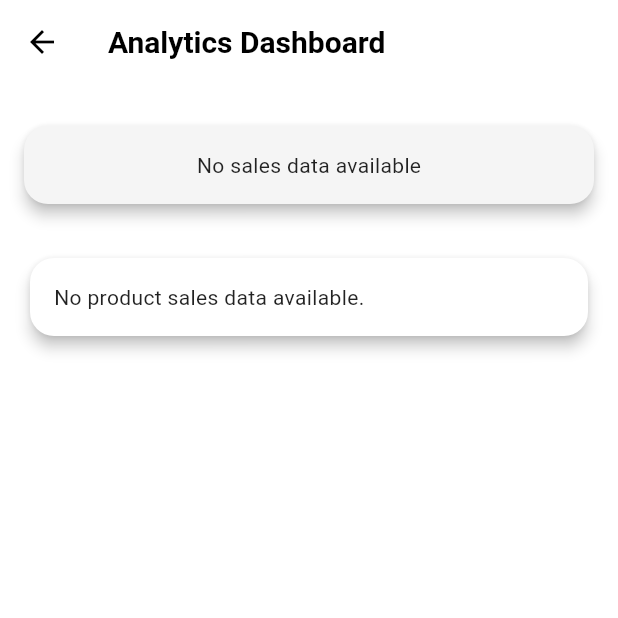
After one commit to YuvanPrashanthG/smart_retail_erp, a Flutter app: the AnalyticsDashboardPage screen opened directly, on a phone screen of 412 x 824 dp, the top half of it. The commit adds this screen. Run offline on Flutter 3.47's test engine with Material 3 defaults, Android fonts, the phone set to English and light mode, and no system bars; our stand-ins replace fl_chart, flutter_riverpod, supabase_flutter; accounts and stored records are empty.

Commit message:
Included Analytics page

```diff
--- /dev/null
+++ b/lib/features/analytics/analytics_providers.dart
@@ -0,0 +1,37 @@
+import 'package:flutter_riverpod/flutter_riverpod.dart';
+import 'package:supabase_flutter/supabase_flutter.dart';
+
+import 'controller/analytics_controller.dart';
+import 'model/analytics_models.dart';
+
+// Provide an instance of the controller
+final analyticsControllerProvider = Provider((ref) => AnalyticsController());
+
+// Provider for Sales Over Time
+final salesOverTimeProvider = FutureProvider<List<SalesDataPoint>>((ref) async {
+  final supabase = Supabase.instance.client;
+  final response = await supabase
+      .from('bills')
+      .select('date, total')
+      .order('date', ascending: true);
+
+  return (response as List).map((entry) {
+    return SalesDataPoint(
+      date: DateTime.parse(entry['date']),
+      amount: (entry['total'] as num).toDouble(),
+    );
+  }).toList();
+});
+
+// ✅ Provider for Top Products
+final topProductsProvider = FutureProvider<List<TopProductAnalytics>>((ref) async {
+  final controller = ref.read(analyticsControllerProvider);
+  return controller.getTopProducts();
+});
+
+
+// Provider for Stock Levels
+final stockLevelsProvider = FutureProvider<List<StockLevelData>>((ref) async {
+  final controller = ref.read(analyticsControllerProvider);
+  return controller.getStockLevels();
+});
--- /dev/null
+++ b/lib/features/analytics/views/analytics_dashboard_page.dart
@@ -0,0 +1,26 @@
+import 'package:flutter/material.dart';
+import 'package:flutter_riverpod/flutter_riverpod.dart';
+import '../widgets/sales_over_time_chart.dart';
+import '../widgets/top_products_chart.dart';
+
+class AnalyticsDashboardPage extends ConsumerWidget {
+  const AnalyticsDashboardPage({super.key});
+
+  @override
+  Widget build(BuildContext context, WidgetRef ref) {
+    return Scaffold(
+      appBar: AppBar(title: const Text('Analytics Dashboard')),
+      body: Padding(
+        padding: const EdgeInsets.all(16.0),
+        child: ListView(
+          children: const [
+            SalesOverTimeChart(),
+            SizedBox(height: 20),
+            TopProductsChart(),
+            SizedBox(height: 20),
+          ],
+        ),
+      ),
+    );
+  }
+}
--- /dev/null
+++ b/lib/features/analytics/widgets/sales_over_time_chart.dart
@@ -0,0 +1,168 @@
+import 'package:fl_chart/fl_chart.dart';
+import 'package:flutter/material.dart';
+import 'package:flutter_riverpod/flutter_riverpod.dart';
+import 'package:intl/intl.dart';
+import 'package:smart_retail_erp/features/analytics/analytics_providers.dart';
+
+class SalesOverTimeChart extends ConsumerWidget {
+  const SalesOverTimeChart({super.key});
+
+  // Format currency (e.g., ₹10K, ₹2.5M)
+  String formatCurrency(double value) {
+    if (value >= 1000000) {
+      return '₹${(value / 1000000).toStringAsFixed(1)}M';
+    } else if (value >= 1000) {
+      return '₹${(value / 1000).toStringAsFixed(1)}K';
+    } else {
+      return '₹${value.toStringAsFixed(0)}';
+    }
+  }
+
+  // Dynamic interval for left axis
+  double calculateInterval(List data) {
+    final maxVal = data.map((e) => e.amount).reduce((a, b) => a > b ? a : b);
+    if (maxVal > 1000000) return 200000;
+    if (maxVal > 100000) return 50000;
+    if (maxVal > 10000) return 10000;
+    if (maxVal > 1000) return 2000;
+    return 500;
+  }
+
+  @override
+  Widget build(BuildContext context, WidgetRef ref) {
+    final salesDataAsync = ref.watch(salesOverTimeProvider);
+    final theme = Theme.of(context);
+
+    return Card(
+      elevation: 4,
+      margin: const EdgeInsets.symmetric(vertical: 12),
+      shape: RoundedRectangleBorder(borderRadius: BorderRadius.circular(16)),
+      child: Padding(
+        padding: const EdgeInsets.all(16.0),
+        child: salesDataAsync.when(
+          data: (data) {
+            if (data.isEmpty) {
+              return const Center(child: Text("No sales data available"));
+            }
+
+            final spots = List.generate(
+              data.length,
+              (i) => FlSpot(i.toDouble(), data[i].amount),
+            );
+
+            final dateLabels = data.map((e) => DateFormat('MM/dd').format(e.date)).toList();
+            final maxY = data.map((e) => e.amount).reduce((a, b) => a > b ? a : b);
+
+            return Column(
+              crossAxisAlignment: CrossAxisAlignment.start,
+              children: [
+                Row(
+                  children: const [
+                    Icon(Icons.show_chart, color: Colors.red),
+                    SizedBox(width: 8),
+                    Text("Sales Over Time", style: TextStyle(fontSize: 16, fontWeight: FontWeight.bold)),
+                  ],
+                ),
+                const SizedBox(height: 6),
+                Text(
+                  "This chart shows how total sales have changed over time.",
+                  style: TextStyle(color: Colors.grey[700]),
+                ),
+                const SizedBox(height: 16),
+                SizedBox(
+                  height: 250,
+                  child: LineChart(
+                    LineChartData(
+                      lineTouchData: LineTouchData(
+                        enabled: true,
+                        touchTooltipData: LineTouchTooltipData(
+                          tooltipBgColor: Colors.black87,
+                          tooltipRoundedRadius: 8,
+                          getTooltipItems: (touchedSpots) {
+                            return touchedSpots.map((spot) {
+                              final index = spot.x.toInt();
+                              final date = dateLabels[index];
+                              final amount = formatCurrency(spot.y);
+                              return LineTooltipItem(
+                                "$date\n$amount",
+                                const TextStyle(color: Colors.white),
+                              );
+                            }).toList();
+                          },
+                        ),
+                      ),
+                      titlesData: FlTitlesData(
+                        bottomTitles: AxisTitles(
+                          sideTitles: SideTitles(
+                            showTitles: true,
+                            interval: 1,
+                            getTitlesWidget: (value, _) {
+                              final index = value.toInt();
+                              if (index >= dateLabels.length) return const SizedBox();
+                              return Padding(
+                                padding: const EdgeInsets.only(top: 8.0),
+                                child: Text(
+                                  dateLabels[index],
+                                  style: const TextStyle(fontSize: 10),
+                                ),
+                              );
+                            },
+                          ),
+                        ),
+                        leftTitles: AxisTitles(
+                          sideTitles: SideTitles(
+                            showTitles: true,
+                            interval: calculateInterval(data),
+                            reservedSize: 48,
+                            getTitlesWidget: (value, _) {
+                              return Padding(
+                                padding: const EdgeInsets.only(left: 4),
+                                child: Text(
+                                  formatCurrency(value),
+                                  style: const TextStyle(fontSize: 10),
+                                ),
+                              );
+                            },
+                          ),
+                        ),
+                        rightTitles: AxisTitles(sideTitles: SideTitles(showTitles: false)),
+                        topTitles: AxisTitles(sideTitles: SideTitles(showTitles: false)),
+                      ),
+                      gridData: FlGridData(show: true),
+                      borderData: FlBorderData(
+                        show: true,
+                        border: const Border(
+                          left: BorderSide(color: Colors.grey),
+                          bottom: BorderSide(color: Colors.grey),
+                        ),
+                      ),
+                      lineBarsData: [
+                        LineChartBarData(
+                          spots: spots,
+                          isCurved: true,
+                          color: theme.colorScheme.primary,
+                          barWidth: 3,
+                          dotData: FlDotData(show: true),
+                          belowBarData: BarAreaData(
+                            show: true,
+                            color: theme.colorScheme.primary.withOpacity(0.2),
+                          ),
+                        ),
+                      ],
+                      minY: 0,
+                      maxY: maxY + (maxY * 0.2), // Add 20% headroom
+                    ),
+                    duration: const Duration(milliseconds: 400),
+                    curve: Curves.easeInOut,
+                  ),
+                ),
+              ],
+            );
+          },
+          loading: () => const Center(child: CircularProgressIndicator()),
+          error: (e, _) => Center(child: Text("Error: $e")),
+        ),
+      ),
+    );
+  }
+}
--- /dev/null
+++ b/lib/features/analytics/widgets/top_products_chart.dart
@@ -0,0 +1,139 @@
+import 'package:fl_chart/fl_chart.dart';
+import 'package:flutter/material.dart';
+import 'package:flutter_riverpod/flutter_riverpod.dart';
+import '../analytics_providers.dart';
+
+class TopProductsChart extends ConsumerWidget {
+  const TopProductsChart({super.key});
+
+  @override
+  Widget build(BuildContext context, WidgetRef ref) {
+    final topProductsAsync = ref.watch(topProductsProvider);
+    final theme = Theme.of(context);
+
+    return Card(
+      elevation: 4,
+      shape: RoundedRectangleBorder(borderRadius: BorderRadius.circular(16)),
+      color: theme.cardColor,
+      child: Padding(
+        padding: const EdgeInsets.all(16.0),
+        child: topProductsAsync.when(
+          data: (data) {
+            if (data.isEmpty) {
+              return const Text("No product sales data available.");
+            }
+
+            return Column(
+              crossAxisAlignment: CrossAxisAlignment.start,
+              children: [
+                Row(
+                  children: const [
+                    Icon(Icons.leaderboard, color: Colors.orange),
+                    SizedBox(width: 8),
+                    Text(
+                      "Top Products",
+                      style: TextStyle(fontSize: 16, fontWeight: FontWeight.bold),
+                    ),
+                  ],
+                ),
+                const SizedBox(height: 8),
+                Text(
+                  "This chart shows the highest selling products by quantity.",
+                  style: TextStyle(color: theme.hintColor),
+                ),
+                const SizedBox(height: 16),
+                SizedBox(
+                  height: 250,
+                  child: BarChart(
+                    BarChartData(
+                      alignment: BarChartAlignment.spaceAround,
+                      barTouchData: BarTouchData(
+                        enabled: true,
+                        touchTooltipData: BarTouchTooltipData(
+                          tooltipBgColor: Colors.black87,
+                          getTooltipItem: (group, groupIndex, rod, rodIndex) {
+                            final product = data[group.x.toInt()].productName;
+                            return BarTooltipItem(
+                              '$product\n',
+                              const TextStyle(
+                                color: Colors.white,
+                                fontWeight: FontWeight.bold,
+                                fontSize: 14,
+                              ),
+                              children: <TextSpan>[
+                                TextSpan(
+                                  text: 'Qty: ${rod.toY.toInt()}',
+                                  style: const TextStyle(
+                                    color: Colors.yellow,
+                                    fontWeight: FontWeight.w400,
+                                  ),
+                                ),
+                              ],
+                            );
+                          },
+                        ),
+                      ),
+                      titlesData: FlTitlesData(
+                        bottomTitles: AxisTitles(
+                          axisNameWidget: const Text("Products"),
+                          sideTitles: SideTitles(
+                            showTitles: true,
+                            reservedSize: 64,
+                            getTitlesWidget: (value, meta) {
+                              final index = value.toInt();
+                              if (index < data.length) {
+                                return Transform.rotate(
+                                  angle: -0.6,
+                                  child: Text(
+                                    data[index].productName,
+                                    textAlign: TextAlign.center,
+                                    style: const TextStyle(fontSize: 10),
+                                  ),
+                                );
+                              }
+                              return const SizedBox.shrink();
+                            },
+                          ),
+                        ),
+                        leftTitles: AxisTitles(
+                          sideTitles: SideTitles(
+                            showTitles: true,
+                            interval: 1,
+                            getTitlesWidget: (value, _) {
+                              return Text('${value.toInt()}');
+                            },
+                          ),
+                          axisNameWidget: const Text("Quantity"),
+                        ),
+                        topTitles: AxisTitles(sideTitles: SideTitles(showTitles: false)),
+                        rightTitles: AxisTitles(sideTitles: SideTitles(showTitles: false)),
+                      ),
+                      gridData: FlGridData(show: true),
+                      borderData: FlBorderData(show: false),
+                      barGroups: List.generate(
+                        data.length,
+                        (index) => BarChartGroupData(
+                          x: index,
+                          barRods: [
+                            BarChartRodData(
+                              toY: data[index].quantity.toDouble(),
+                              width: 16,
+                              color: theme.colorScheme.primary,
+                              borderRadius: BorderRadius.circular(4),
+                            ),
+                          ],
+                        ),
+                      ),
+                    ),
+                  ),
+                ),
+              ],
+            );
+          },
+          loading: () => const Center(child: CircularProgressIndicator()),
+          error: (e, _) => Center(child: Text('Error: $e')),
+        ),
+      ),
+    );
+  }
+}
--- a/lib/features/home/home_page.dart
+++ b/lib/features/home/home_page.dart
@@ -1,6 +1,7 @@
 import 'package:flutter/material.dart';
 import 'package:smart_retail_erp/core/widgets/sidebar.dart';
 import 'package:smart_retail_erp/features/Store/store_page.dart';
+import 'package:smart_retail_erp/features/analytics/views/analytics_dashboard_page.dart';
 import 'package:smart_retail_erp/features/product/product_list_page.dart';
 import 'package:smart_retail_erp/features/dashboard/dashboard_page.dart';
 import 'package:supabase_flutter/supabase_flutter.dart';
@@ -27,7 +28,7 @@ class _HomePageState extends State<HomePage> {
       case 3:
         return const Center(child: Text("Visitor Page (Coming Soon)"));
       case 4:
-        return const Center(child: Text("Analytics Page (Coming Soon)"));
+        return const AnalyticsDashboardPage();
       case 5:
         return const Center(child: Text("Notifications Page (Coming Soon)"));
       case 6:
--- a/pubspec.yaml
+++ b/pubspec.yaml
@@ -33,6 +33,7 @@ dependencies:
   flutter_dotenv: ^5.1.0
   supabase_flutter: ^2.0.0
   flutter_riverpod: ^2.0.0
+  fl_chart: ^0.64.0
   flutter_svg: ^2.0.10
   google_fonts: ^6.1.0
   intl: ^0.18.1
```
Also changed, not shown: lib/features/analytics/controller/analytics_controller.dart (added, +64 -0 lines), lib/features/analytics/model/analytics_models.dart (added, +35 -0 lines), lib/features/analytics/widgets/stock_levels_chart.dart (added, +78 -0 lines), pubspec.lock, 1 other file.
